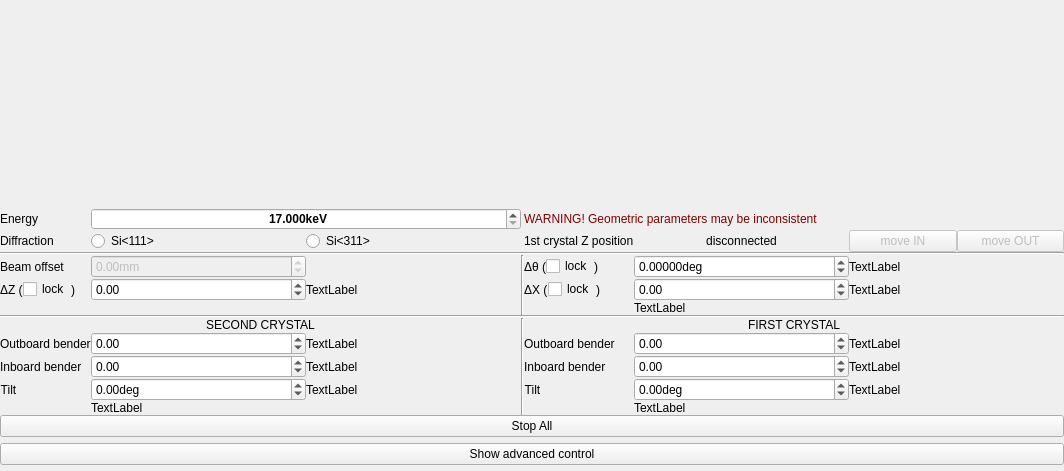
Qt form mono/monoGui/monoGui.ui (MatthewJCameron/imbl) before a commit.
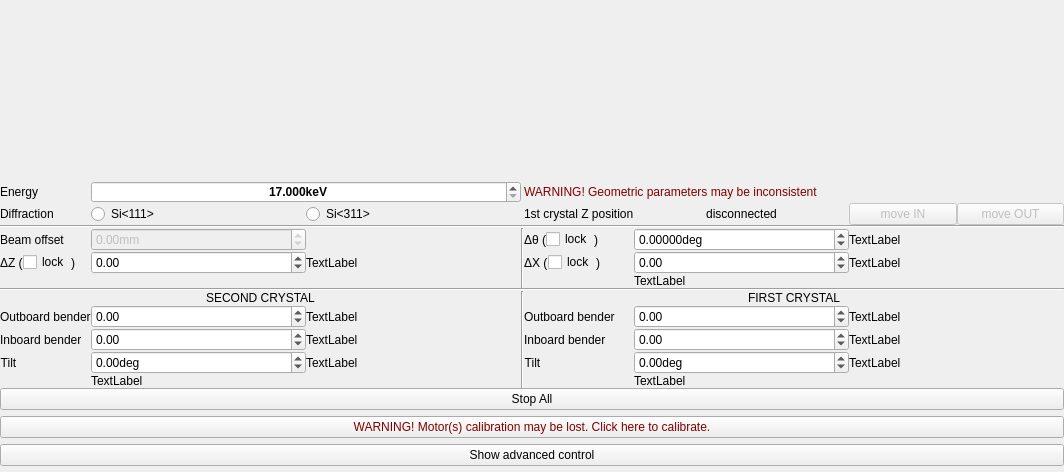
The same form after that commit. Icons and pictures are not drawn. Custom widgets are drawn as their Qt base class.

Patch:
```diff
--- a/mono/monoGui/monoGui.ui
+++ b/mono/monoGui/monoGui.ui
@@ -7,7 +7,7 @@
     <x>0</x>
     <y>0</y>
     <width>1064</width>
-    <height>471</height>
+    <height>472</height>
    </rect>
   </property>
   <property name="sizePolicy">
@@ -685,6 +685,16 @@
      </layout>
     </widget>
    </item>
+   <item>
+    <widget class="QPushButton" name="calibrate">
+     <property name="styleSheet">
+      <string notr="true">color: rgb(128, 0, 0);</string>
+     </property>
+     <property name="text">
+      <string>WARNING! Motor(s) calibration may be lost. Click here to calibrate.</string>
+     </property>
+    </widget>
+   </item>
    <item>
     <widget class="QPushButton" name="advanced_pb">
      <property name="text">
```
Left out of the diff: 23 changed lines with no effect on the pictures.
